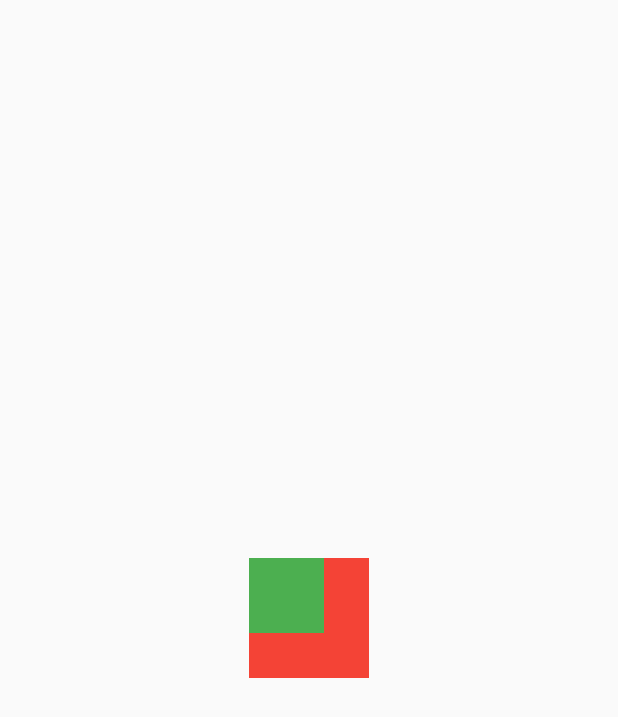
After one commit to amirahmadadibi/7LearnGamelauncher, a Flutter app: the TestScreen screen opened directly, on a phone screen of 412 x 824 dp. The commit adds this screen. Shown: the top 717 px of the screen. Run offline on Flutter 3.47's test engine with Material 2 defaults, Android fonts, the phone set to English and light mode, and no system bars; our stand-ins replace cached_network_image, dio, flutter_bloc; network calls fail.

Commit message:
temp E23

```diff
--- /dev/null
+++ b/lib/test_screen.dart
@@ -0,0 +1,27 @@
+import 'package:flutter/material.dart';
+
+class TestScreen extends StatelessWidget {
+  const TestScreen({super.key});
+
+  @override
+  Widget build(BuildContext context) {
+    return Scaffold(
+      body: Center(
+        child: Stack(
+          children: [
+            Container(
+              width: 80,
+              height: 80,
+              color: Colors.red,
+            ),
+            Container(
+              width: 50,
+              height: 50,
+              color: Colors.green,
+            )
+          ],
+        ),
+      ),
+    );
+  }
+}
```
Also changed, not shown: lib/detail_screen.dart (+41 -1 lines), assets/images/icon_back.png (added).
